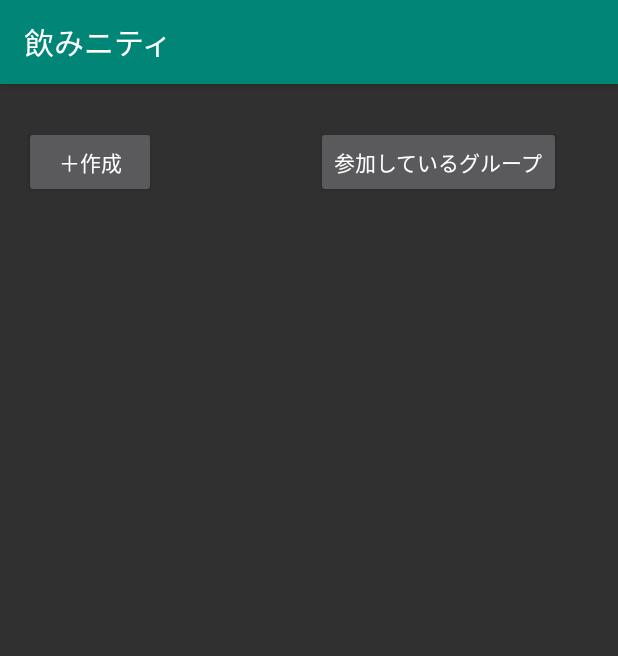
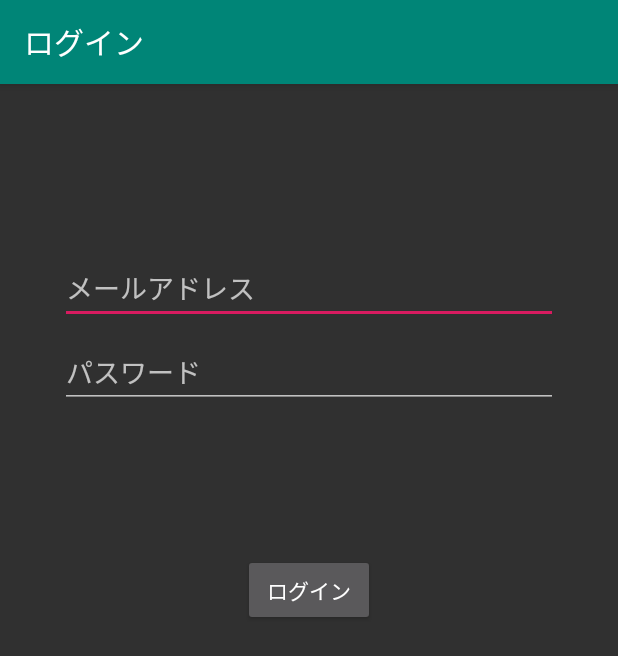
Before and after one commit to MotosumiyoshiEngineeringBase/SakeApp, an Android app: the screen it shows after launch (CommunicationActivity before the commit, LoginActivity after it), item 2 of the bottom bar chosen, on a phone screen of 412 x 824 dp. Shown: the top 656 px of the screen. Run offline under Robolectric (Android 15) with nearby library versions, the phone set to English and light mode, and no system bars.

```diff
--- a/Mobile/Android/app/build.gradle
+++ b/Mobile/Android/app/build.gradle
@@ -39,6 +39,7 @@ dependencies {
     implementation 'me.relex:circleindicator:1.3.2'
     implementation 'com.google.api-client:google-api-client-android:1.23.0'
     implementation 'com.google.apis:google-api-services-vision:v1-rev370-1.23.0'
+    implementation 'org.jsoup:jsoup:1.11.2'
     testImplementation 'junit:junit:4.12'
     androidTestImplementation 'androidx.test.ext:junit:1.1.1'
     androidTestImplementation 'androidx.test.espresso:espresso-core:3.2.0'
--- a/Mobile/Android/app/src/main/AndroidManifest.xml
+++ b/Mobile/Android/app/src/main/AndroidManifest.xml
@@ -33,8 +33,10 @@
         </activity>
         <activity android:name=".AbstractDialogsActivity" />
         <activity android:name=".AbstractMessagesActivity" />
-        <activity android:name=".TimelineMessagesActivity" >
-        </activity>
+        <activity android:name=".TimelineMessagesActivity" />
+        <activity
+            android:name=".LoginActivity"
+            android:label="@string/title_activity_login"></activity>
     </application>
 
 </manifest>
--- a/Mobile/Android/app/src/main/java/base/engineering/motosumiyoshi/sakeapp/MainActivity.java
+++ b/Mobile/Android/app/src/main/java/base/engineering/motosumiyoshi/sakeapp/MainActivity.java
@@ -34,7 +34,7 @@ public class MainActivity extends AppCompatActivity {
                 switch (item.getItemId()) {
                     case to_group:
                         startActivity(
-                                new Intent(getApplicationContext(), CommunicationActivity.class));
+                                new Intent(getApplicationContext(), LoginActivity.class));
                         return true;
                     case to_camera:
                         startActivity(
--- a/Mobile/Android/app/src/main/java/base/engineering/motosumiyoshi/sakeapp/chatkit/commons/models/IUser.java
+++ b/Mobile/Android/app/src/main/java/base/engineering/motosumiyoshi/sakeapp/chatkit/commons/models/IUser.java
@@ -41,4 +41,6 @@ public interface IUser {
      * @return the user's avatar image url
      * */
     String getAvatar();
+
+    boolean itsMe();
 }
--- a/Mobile/Android/app/src/main/java/base/engineering/motosumiyoshi/sakeapp/chatkit/fixtures/MessagesFixtures.java
+++ b/Mobile/Android/app/src/main/java/base/engineering/motosumiyoshi/sakeapp/chatkit/fixtures/MessagesFixtures.java
@@ -65,6 +65,7 @@ public final class MessagesFixtures extends FixturesData {
                 even ? "0" : "1",
                 even ? names.get(0) : names.get(1),
                 even ? avatars.get(0) : avatars.get(1),
-                true);
+                true,
+                false);
     }
 }
--- a/Mobile/Android/app/src/main/java/base/engineering/motosumiyoshi/sakeapp/chatkit/messages/MessageHolders.java
+++ b/Mobile/Android/app/src/main/java/base/engineering/motosumiyoshi/sakeapp/chatkit/messages/MessageHolders.java
@@ -602,7 +602,8 @@ public class MessageHolders {
 
         if (item instanceof IMessage) {
             IMessage message = (IMessage) item;
-            isOutcoming = message.getUser().getId().contentEquals(senderId);
+//            isOutcoming = message.getUser().getId().contentEquals(senderId);
+            isOutcoming = message.getUser().itsMe();
             viewType = getContentViewType(message);
 
         } else viewType = VIEW_TYPE_DATE_HEADER;
--- /dev/null
+++ b/Mobile/Android/app/src/main/java/base/engineering/motosumiyoshi/sakeapp/data/ShareData.java
@@ -0,0 +1,44 @@
+package base.engineering.motosumiyoshi.sakeapp.data;
+
+import android.app.Application;
+
+/**
+ * アクティビティ間で共有する変数クラスです。
+ * */
+public class ShareData extends Application {
+    private static ShareData sInstance = new ShareData();
+    private ShareData(){};
+
+    @Override
+    public void onCreate() {
+        super.onCreate();
+    }
+
+    public static ShareData getInstance() {
+        return sInstance;
+    }
+
+    //認証後のAPIキー
+    //private String apiKey = "8b4dfc3a01fe1629c8fa66913d4450c99cc8e674773db935e5cbc91abbab9940";
+    private String apiKey = "";
+    public String getApiKey() {
+        return apiKey;
+    }
+    public void setApiKey(String apiKey) {
+        this.apiKey = apiKey;
+    }
+
+    //外部システム接続情報
+    private static final String SCHEME = "http";
+    public String getSCHEME() {
+        return SCHEME;
+    }
+    private static final String SCHEME_SSL = "https";
+    public String getSCHEME_SSL() {
+        return SCHEME_SSL;
+    }
+    private static final String DOMAIN = "motosumiengineer.pne.jp";
+    public String getDOMAIN() {
+        return DOMAIN;
+    }
+}
--- a/Mobile/Android/app/src/main/java/base/engineering/motosumiyoshi/sakeapp/model/Member.java
+++ b/Mobile/Android/app/src/main/java/base/engineering/motosumiyoshi/sakeapp/model/Member.java
@@ -31,6 +31,7 @@ public class Member {
 
     @SerializedName("self")
     private Boolean self;
+    public Boolean isSelf() {return this.self; }
 
     @SerializedName("self_introduction")
     private Boolean self_introduction;
--- /dev/null
+++ b/Mobile/Android/app/src/main/res/layout/activity_login.xml
@@ -0,0 +1,77 @@
+<?xml version="1.0" encoding="utf-8"?>
+<android.support.constraint.ConstraintLayout xmlns:android="http://schemas.android.com/apk/res/android"
+    xmlns:app="http://schemas.android.com/apk/res-auto"
+    xmlns:tools="http://schemas.android.com/tools"
+    android:id="@+id/container"
+    android:layout_width="match_parent"
+    android:layout_height="match_parent"
+    android:paddingLeft="@dimen/activity_horizontal_margin"
+    android:paddingTop="@dimen/activity_vertical_margin"
+    android:paddingRight="@dimen/activity_horizontal_margin"
+    android:paddingBottom="@dimen/activity_vertical_margin"
+    tools:context=".LoginActivity">
+
+    <EditText
+        android:id="@+id/username"
+        android:layout_width="0dp"
+        android:layout_height="wrap_content"
+        android:layout_marginStart="24dp"
+        android:layout_marginTop="96dp"
+        android:layout_marginEnd="24dp"
+        android:autofillHints="@string/prompt_email"
+        android:hint="@string/prompt_email"
+        android:inputType="textEmailAddress"
+        android:selectAllOnFocus="true"
+        app:layout_constraintEnd_toEndOf="parent"
+        app:layout_constraintStart_toStartOf="parent"
+        app:layout_constraintTop_toTopOf="parent"/>
+
+    <EditText
+        android:id="@+id/password"
+        android:layout_width="0dp"
+        android:layout_height="wrap_content"
+        android:layout_marginStart="24dp"
+        android:layout_marginTop="8dp"
+        android:layout_marginEnd="24dp"
+        android:autofillHints="@string/prompt_password"
+        android:hint="@string/prompt_password"
+        android:imeActionLabel="@string/action_sign_in_short"
+        android:imeOptions="actionDone"
+        android:inputType="textPassword"
+        android:selectAllOnFocus="true"
+        app:layout_constraintEnd_toEndOf="parent"
+        app:layout_constraintStart_toStartOf="parent"
+        app:layout_constraintTop_toBottomOf="@+id/username"/>
+
+    <Button
+        android:id="@+id/login"
+        android:layout_width="wrap_content"
+        android:layout_height="wrap_content"
+        android:layout_gravity="start"
+        android:layout_marginStart="48dp"
+        android:layout_marginTop="16dp"
+        android:layout_marginEnd="48dp"
+        android:layout_marginBottom="64dp"
+        android:text="@string/action_login"
+        app:layout_constraintBottom_toBottomOf="parent"
+        app:layout_constraintEnd_toEndOf="parent"
+        app:layout_constraintStart_toStartOf="parent"
+        app:layout_constraintTop_toBottomOf="@+id/password"
+        app:layout_constraintVertical_bias="0.2" />
+
+    <ProgressBar
+        android:id="@+id/loading"
+        android:layout_width="wrap_content"
+        android:layout_height="wrap_content"
+        android:layout_gravity="center"
+        android:layout_marginStart="32dp"
+        android:layout_marginTop="64dp"
+        android:layout_marginEnd="32dp"
+        android:layout_marginBottom="64dp"
+        android:visibility="gone"
+        app:layout_constraintBottom_toBottomOf="parent"
+        app:layout_constraintEnd_toEndOf="@+id/password"
+        app:layout_constraintStart_toStartOf="@+id/password"
+        app:layout_constraintTop_toTopOf="parent"
+        app:layout_constraintVertical_bias="0.3" />
+</android.support.constraint.ConstraintLayout>
--- a/Mobile/Android/app/src/main/res/menu/bottom_navigation.xml
+++ b/Mobile/Android/app/src/main/res/menu/bottom_navigation.xml
@@ -13,8 +13,8 @@
         android:title="@string/button_to_group" />
 
     <item
-        android:id="@+id/item3"
+        android:id="@+id/to_login"
         android:icon="@android:drawable/ic_dialog_alert"
-        android:title="item3" />
+        android:title="その他" />
 
 </menu>
--- a/Mobile/Android/app/src/main/res/values/dimens.xml
+++ b/Mobile/Android/app/src/main/res/values/dimens.xml
@@ -33,4 +33,7 @@
     <dimen name="message_date_header_padding">16dp</dimen>
     <dimen name="message_incoming_bubble_margin_right">40dp</dimen>
     <dimen name="message_outcoming_bubble_margin_left">88dp</dimen>
+    <!-- Default screen margins, per the Android Design guidelines. -->
+    <dimen name="activity_horizontal_margin">16dp</dimen>
+    <dimen name="activity_vertical_margin">16dp</dimen>
 </resources>
--- a/Mobile/Android/app/src/main/res/values/strings.xml
+++ b/Mobile/Android/app/src/main/res/values/strings.xml
@@ -5,6 +5,12 @@
     <string name="activity_community_timeline">タイムライン</string>
     <!-- トップ画面 -->
     <string name="explain">酒好きの、酒好きによる、酒好きのためのアプリ</string>
+    <!-- ログイン画面 -->
+    <string name="prompt_email">メールアドレス</string>
+    <string name="prompt_password">パスワード</string>
+    <string name="action_sign_in_short">パスワード入力</string>
+    <string name="action_login">ログイン</string>
+    <string name="title_activity_login">ログイン</string>
     <!-- UIパーツ -->
     <string name="button_to_group">飲みにケーション</string>
     <string name="button_to_top">トップに戻る</string>
```
Also changed, not shown: Mobile/Android/app/src/main/java/base/engineering/motosumiyoshi/sakeapp/LoginActivity.java (added, +137 -0 lines), Mobile/Android/app/src/main/java/base/engineering/motosumiyoshi/sakeapp/chatkit/commons/models/User.java (+8 -1 lines), Mobile/Android/app/src/main/java/base/engineering/motosumiyoshi/sakeapp/httpclient/OpenPNEApiWrapper.java (+61 -41 lines), Mobile/Android/app/src/main/java/base/engineering/motosumiyoshi/sakeapp/viewhelper/BottomNavigationViewHelper.java (+2 -5 lines), Mobile/Android/app/src/main/res/values/styles.xml (+7 -1 lines), 1 other file.
